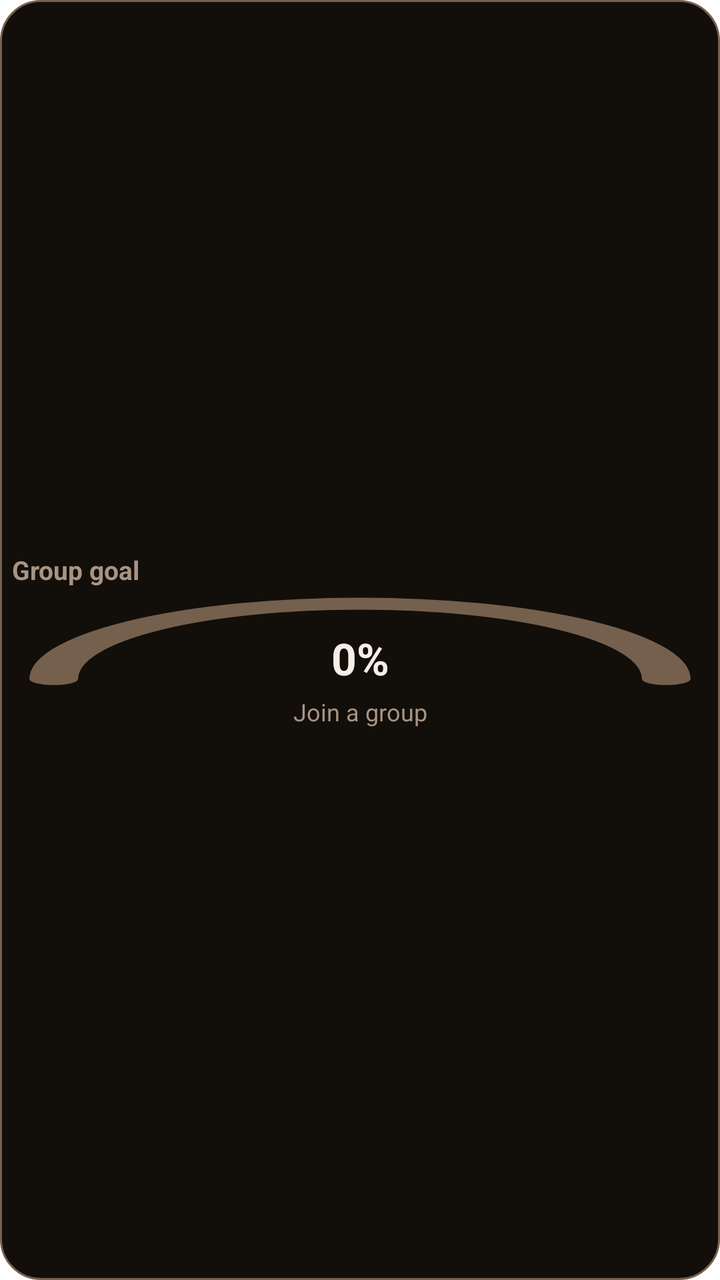
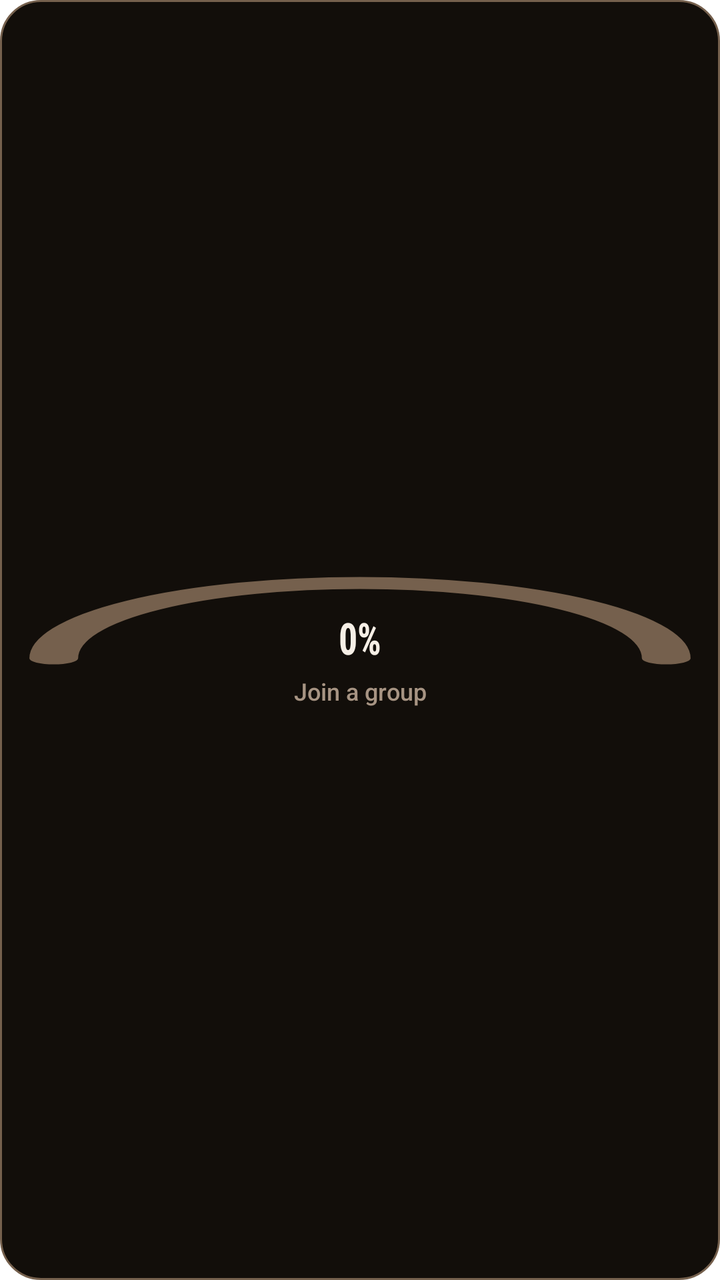

Two renders of the same Android screen: before a commit and after it. Below are the layout's source before the change and the commit's diff.
<!-- AndroidManifest.xml: fallback theme Theme.MaterialComponents.DayNight.NoActionBar -->
<!-- res/layout/odak_group_goal_widget.xml -->
<?xml version="1.0" encoding="utf-8"?>
<LinearLayout xmlns:android="http://schemas.android.com/apk/res/android"
    android:id="@+id/group_goal_widget_root"
    android:layout_width="match_parent"
    android:layout_height="match_parent"
    android:background="@drawable/widget_card_bg"
    android:gravity="center_vertical"
    android:orientation="vertical"
    android:padding="6dp">

    <TextView
        android:id="@+id/group_goal_widget_title"
        android:layout_width="match_parent"
        android:layout_height="wrap_content"
        android:ellipsize="end"
        android:maxLines="1"
        android:text="@string/widget_group_goal"
        android:textColor="@color/widget_design_ink_muted"
        android:textSize="13sp"
        android:textStyle="bold" />

    <FrameLayout
        android:id="@+id/group_goal_widget_gauge"
        android:layout_width="match_parent"
        android:layout_height="48dp"
        android:layout_marginTop="3dp">

        <ProgressBar
            android:id="@+id/group_goal_widget_progress"
            style="?android:attr/progressBarStyleHorizontal"
            android:layout_width="match_parent"
            android:layout_height="48dp"
            android:indeterminate="false"
            android:max="100"
            android:progress="0"
            android:progressDrawable="@drawable/widget_progress_arc" />

        <TextView
            android:id="@+id/group_goal_widget_percent"
            android:layout_width="match_parent"
            android:layout_height="wrap_content"
            android:layout_gravity="center_horizontal|bottom"
            android:layout_marginBottom="1dp"
            android:ellipsize="end"
            android:gravity="center"
            android:maxLines="1"
            android:text="@string/widget_percent_zero"
            android:textColor="@color/widget_design_ink"
            android:textSize="22sp"
            android:textStyle="bold" />
    </FrameLayout>

    <TextView
        android:id="@+id/group_goal_widget_detail"
        android:layout_width="match_parent"
        android:layout_height="wrap_content"
        android:layout_marginTop="3dp"
        android:ellipsize="end"
        android:gravity="center"
        android:maxLines="1"
        android:text="@string/widget_join_group"
        android:textColor="@color/widget_design_ink_muted"
        android:textSize="12sp" />
</LinearLayout>
<!-- resources referenced by this layout -->
<resources>
  <color name="widget_design_ink">@color/widget_ember_ink</color>
  <color name="widget_design_ink_muted">@color/widget_ember_ink_dim</color>
  <!-- drawable widget_card_bg (drawable) -->
  <?xml version="1.0" encoding="utf-8"?>
  <shape xmlns:android="http://schemas.android.com/apk/res/android"
      android:shape="rectangle">
      <solid android:color="@color/widget_design_surface" />
      <stroke
          android:width="1dp"
          android:color="@color/widget_design_outline" />
      <corners android:radius="@dimen/widget_design_corner" />
  </shape>
  <!-- drawable widget_progress_arc (drawable) -->
  <?xml version="1.0" encoding="utf-8"?>
  <layer-list xmlns:android="http://schemas.android.com/apk/res/android">
      <item
          android:id="@android:id/background"
          android:drawable="@drawable/widget_arc_track_shape" />
      <item android:id="@android:id/progress">
          <clip
              android:clipOrientation="horizontal"
              android:drawable="@drawable/widget_arc_fill_shape"
              android:gravity="left" />
      </item>
  </layer-list>
  <string name="widget_group_goal">Group goal</string>
  <string name="widget_join_group">Join a group</string>
  <string name="widget_percent_zero">0%</string>
  <color name="widget_ember_ink">#F6EFE6</color>
  <color name="widget_ember_ink_dim">#A79483</color>
  <color name="widget_design_surface">@color/widget_ember_night</color>
  <color name="widget_design_outline">@color/widget_ember_ash</color>
  <dimen name="widget_design_corner">20dp</dimen>
  <!-- drawable widget_arc_fill_shape (drawable) -->
  <?xml version="1.0" encoding="utf-8"?>
  <vector xmlns:android="http://schemas.android.com/apk/res/android"
      android:width="100dp"
      android:height="56dp"
      android:viewportWidth="100"
      android:viewportHeight="56">
      <path
          android:fillColor="@android:color/transparent"
          android:pathData="M6,50 A44,44 0 0 1 94,50"
          android:strokeColor="@color/widget_design_accent"
          android:strokeLineCap="round"
          android:strokeWidth="7" />
  </vector>
  <color name="widget_ember_night">#120E0A</color>
  <color name="widget_ember_ash">#75604D</color>
  <color name="widget_design_track">@color/widget_ember_ash</color>
  <color name="widget_design_accent">@color/widget_ember_flame</color>
  <color name="widget_ember_flame">#FF8A3D</color>
  <!-- unchanged entries left out for length: 1 -->
</resources>

<!-- the commit's change to res/layout/odak_group_goal_widget.xml (unified diff, before → after) -->
@@ -4,26 +4,53 @@
     android:layout_width="match_parent"
     android:layout_height="match_parent"
     android:background="@drawable/widget_card_bg"
-    android:gravity="center_vertical"
+    android:contentDescription="@string/cd_group_goal_widget"
+    android:gravity="center"
     android:orientation="vertical"
     android:padding="6dp">
 
-    <TextView
-        android:id="@+id/group_goal_widget_title"
+    <LinearLayout
+        android:id="@+id/group_goal_widget_header"
+        android:layout_width="wrap_content"
+        android:layout_height="wrap_content"
+        android:gravity="center_vertical"
+        android:orientation="horizontal"
+        android:visibility="gone">
+
+        <ImageView
+            android:id="@+id/group_goal_widget_icon"
+            android:layout_width="14dp"
+            android:layout_height="14dp"
+            android:contentDescription="@null"
+            android:src="@drawable/widget_ic_group_goal" />
+
+        <TextView
+            android:id="@+id/group_goal_widget_title"
+            android:layout_width="wrap_content"
+            android:layout_height="wrap_content"
+            android:layout_marginStart="4dp"
+            android:ellipsize="end"
+            android:fontFamily="sans-serif-medium"
+            android:maxLines="1"
+            android:text="@string/widget_group_goal"
+            android:textColor="@color/widget_ember_ink_dim"
+            android:textSize="11sp" />
+    </LinearLayout>
+
+    <ImageView
+        android:id="@+id/group_goal_widget_divider"
         android:layout_width="match_parent"
-        android:layout_height="wrap_content"
-        android:ellipsize="end"
-        android:maxLines="1"
-        android:text="@string/widget_group_goal"
-        android:textColor="@color/widget_design_ink_muted"
-        android:textSize="13sp"
-        android:textStyle="bold" />
+        android:layout_height="@dimen/widget_design_divider"
+        android:layout_marginTop="3dp"
+        android:layout_marginBottom="3dp"
+        android:background="@drawable/widget_divider"
+        android:contentDescription="@null"
+        android:visibility="gone" />
 
     <FrameLayout
         android:id="@+id/group_goal_widget_gauge"
         android:layout_width="match_parent"
-        android:layout_height="48dp"
-        android:layout_marginTop="3dp">
+        android:layout_height="wrap_content">
 
         <ProgressBar
             android:id="@+id/group_goal_widget_progress"
@@ -42,12 +69,23 @@
             android:layout_gravity="center_horizontal|bottom"
             android:layout_marginBottom="1dp"
             android:ellipsize="end"
+            android:fontFamily="sans-serif-condensed"
             android:gravity="center"
             android:maxLines="1"
             android:text="@string/widget_percent_zero"
-            android:textColor="@color/widget_design_ink"
+            android:textColor="@color/widget_ember_ink"
+            android:textScaleX="0.85"
             android:textSize="22sp"
             android:textStyle="bold" />
+
+        <ImageView
+            android:id="@+id/group_goal_widget_core_glyph"
+            android:layout_width="22dp"
+            android:layout_height="22dp"
+            android:layout_gravity="center_horizontal|bottom"
+            android:contentDescription="@null"
+            android:src="@drawable/widget_ic_group_goal"
+            android:visibility="gone" />
     </FrameLayout>
 
     <TextView
@@ -56,9 +94,10 @@
         android:layout_height="wrap_content"
         android:layout_marginTop="3dp"
         android:ellipsize="end"
+        android:fontFamily="sans-serif-medium"
         android:gravity="center"
         android:maxLines="1"
         android:text="@string/widget_join_group"
-        android:textColor="@color/widget_design_ink_muted"
+        android:textColor="@color/widget_ember_ink_dim"
         android:textSize="12sp" />
 </LinearLayout>
<!-- resource entries referenced after the edit -->
@@ -1,7 +1,5 @@
 <!-- resources referenced by this layout -->
 <resources>
-  <color name="widget_design_ink">@color/widget_ember_ink</color>
-  <color name="widget_design_ink_muted">@color/widget_ember_ink_dim</color>
   <!-- drawable widget_card_bg (drawable) -->
   <?xml version="1.0" encoding="utf-8"?>
   <shape xmlns:android="http://schemas.android.com/apk/res/android"
@@ -12,6 +10,41 @@
           android:color="@color/widget_design_outline" />
       <corners android:radius="@dimen/widget_design_corner" />
   </shape>
+  <!-- drawable widget_divider (drawable) -->
+  <?xml version="1.0" encoding="utf-8"?>
+  <shape xmlns:android="http://schemas.android.com/apk/res/android"
+      android:shape="rectangle">
+      <solid android:color="@color/widget_ember_ash" />
+  </shape>
+  <!-- drawable widget_ic_group_goal (drawable) -->
+  <?xml version="1.0" encoding="utf-8"?>
+  <vector xmlns:android="http://schemas.android.com/apk/res/android"
+      android:width="24dp"
+      android:height="24dp"
+      android:viewportWidth="24"
+      android:viewportHeight="24">
+      <path
+          android:fillColor="@android:color/transparent"
+          android:pathData="M12,3.6 L20.8,20 L3.2,20 Z"
+          android:strokeColor="@color/widget_ember_ink_dim"
+          android:strokeLineCap="round"
+          android:strokeLineJoin="round"
+          android:strokeWidth="2" />
+      <path
+          android:fillColor="@android:color/transparent"
+          android:pathData="M12,10.4 L15.6,20"
+          android:strokeColor="@color/widget_ember_ink_dim"
+          android:strokeLineCap="round"
+          android:strokeLineJoin="round"
+          android:strokeWidth="2" />
+      <path
+          android:fillColor="@android:color/transparent"
+          android:pathData="M12,10.4 L8.4,20"
+          android:strokeColor="@color/widget_ember_ink_dim"
+          android:strokeLineCap="round"
+          android:strokeLineJoin="round"
+          android:strokeWidth="2" />
+  </vector>
   <!-- drawable widget_progress_arc (drawable) -->
   <?xml version="1.0" encoding="utf-8"?>
   <layer-list xmlns:android="http://schemas.android.com/apk/res/android">
@@ -25,11 +58,13 @@
               android:gravity="left" />
       </item>
   </layer-list>
+  <string name="cd_group_goal_widget">Group goal widget</string>
   <string name="widget_group_goal">Group goal</string>
   <string name="widget_join_group">Join a group</string>
   <string name="widget_percent_zero">0%</string>
   <color name="widget_ember_ink">#F6EFE6</color>
   <color name="widget_ember_ink_dim">#A79483</color>
+  <dimen name="widget_design_divider">1dp</dimen>
   <color name="widget_design_surface">@color/widget_ember_night</color>
   <color name="widget_design_outline">@color/widget_ember_ash</color>
   <dimen name="widget_design_corner">20dp</dimen>
